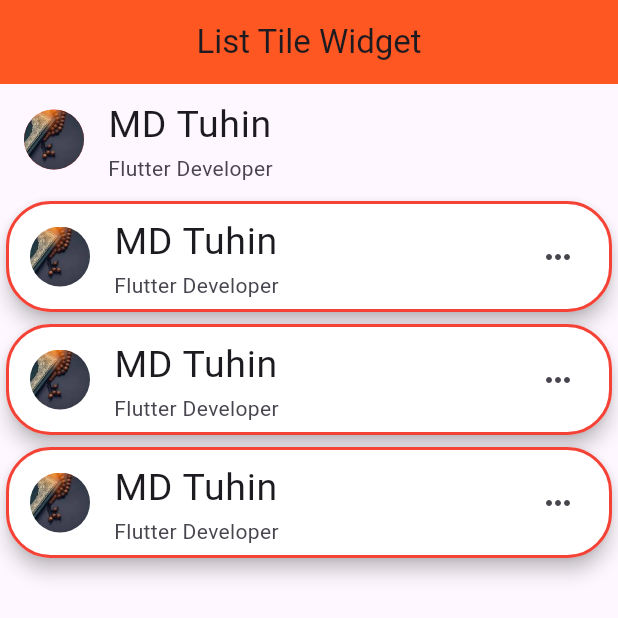
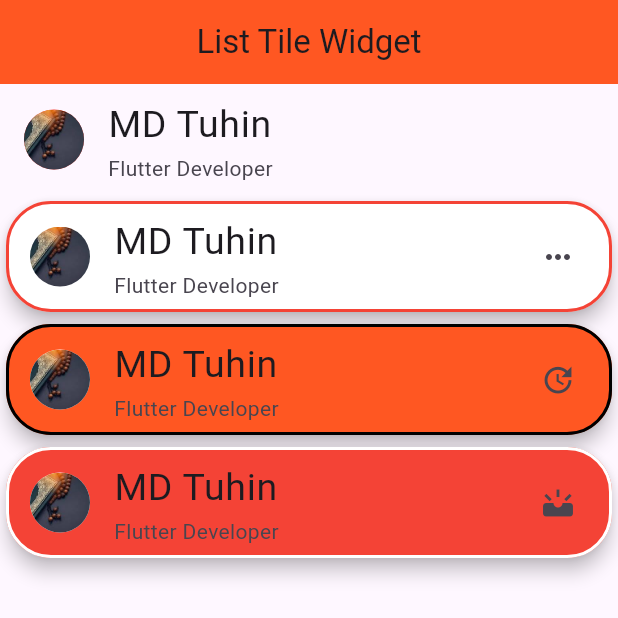
Before and after one commit to Mahafujmr/flutter_all_weiget_practice, a Flutter app: the screen it shows after launch, on a phone screen of 412 x 824 dp, the top half of it. Run offline on Flutter 3.47's test engine with Material 3 defaults, Android fonts, the phone set to English and light mode, and no system bars; key blocks and very long unbroken strings in the code were emptied for the run.

Commit message:
complete list tile widget

```diff
--- a/flutter_all_widget_practice/lib/scrolling_widget/list_tile_widget.dart
+++ b/flutter_all_widget_practice/lib/scrolling_widget/list_tile_widget.dart
@@ -46,13 +46,13 @@ class ListTileWidget extends StatelessWidget {
         ),
         ),
         Card(
-          color: Colors.white,
+          color: Colors.deepOrange,
           shape: RoundedRectangleBorder(
             borderRadius: BorderRadiusGeometry.circular(
               30
             ),
             side: BorderSide(
-              color: Colors.red,
+              color: Colors.black,
               width: 2,
             ),
           ),
@@ -60,7 +60,7 @@ class ListTileWidget extends StatelessWidget {
           child: ListTile(
           title: Text('MD Tuhin',style: TextStyle(fontSize: 25),),
           subtitle: Text('Flutter Developer'),
-          trailing: Icon(Icons.more_horiz),
+          trailing: Icon(Icons.update),
           leading: CircleAvatar(
             backgroundImage: AssetImage("images/quran.jpeg"),
             backgroundColor: Colors.white,
@@ -69,13 +69,13 @@ class ListTileWidget extends StatelessWidget {
         ),
         ),
         Card(
-          color: Colors.white,
+          color: Colors.red,
           shape: RoundedRectangleBorder(
             borderRadius: BorderRadiusGeometry.circular(
               30
             ),
             side: BorderSide(
-              color: Colors.red,
+              color: Colors.white,
               width: 2,
             ),
           ),
@@ -83,7 +83,7 @@ class ListTileWidget extends StatelessWidget {
           child: ListTile(
           title: Text('MD Tuhin',style: TextStyle(fontSize: 25),),
           subtitle: Text('Flutter Developer'),
-          trailing: Icon(Icons.more_horiz),
+          trailing: Icon(Icons.upcoming),
           leading: CircleAvatar(
             backgroundImage: AssetImage("images/quran.jpeg"),
             backgroundColor: Colors.white,
```
Also changed, not shown: 1 other file.
